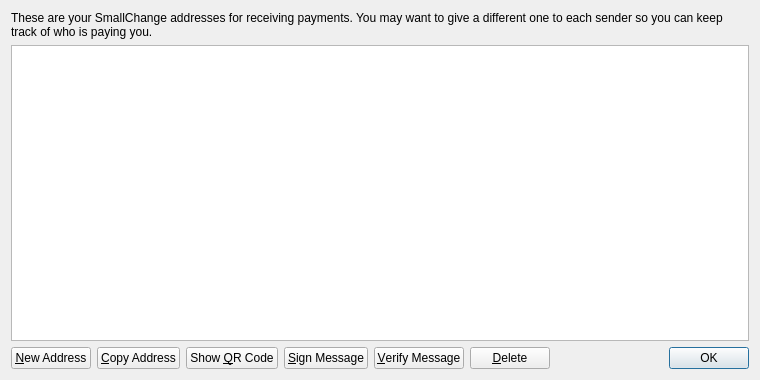
Old version of the form src/qt/forms/addressbookpage.ui in the repository danny1173/TriCoin.
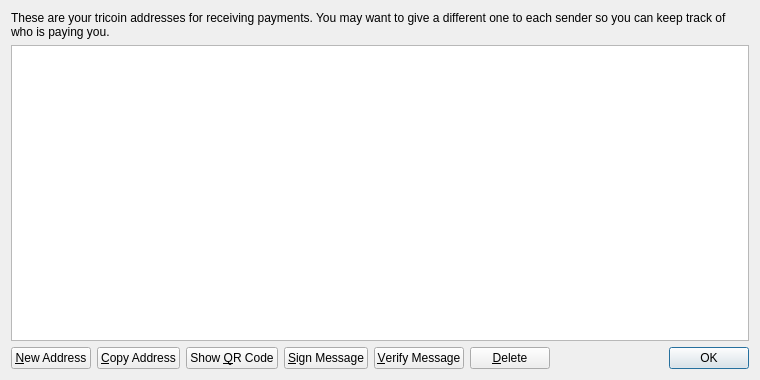
New version of the form. Icons and pictures are not drawn.

What changed in the file:
```diff
--- a/src/qt/forms/addressbookpage.ui
+++ b/src/qt/forms/addressbookpage.ui
@@ -17,7 +17,7 @@
    <item>
     <widget class="QLabel" name="labelExplanation">
      <property name="text">
-      <string>These are your SmallChange addresses for receiving payments. You may want to give a different one to each sender so you can keep track of who is paying you.</string>
+      <string>These are your tricoin addresses for receiving payments. You may want to give a different one to each sender so you can keep track of who is paying you.</string>
      </property>
      <property name="textFormat">
       <enum>Qt::PlainText</enum>
```
